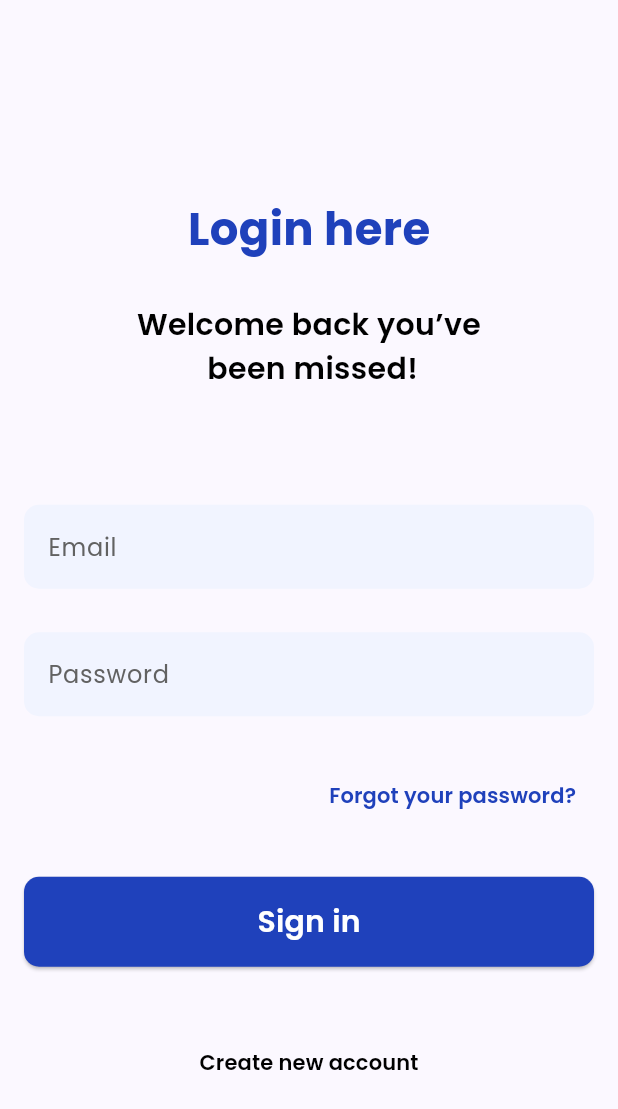
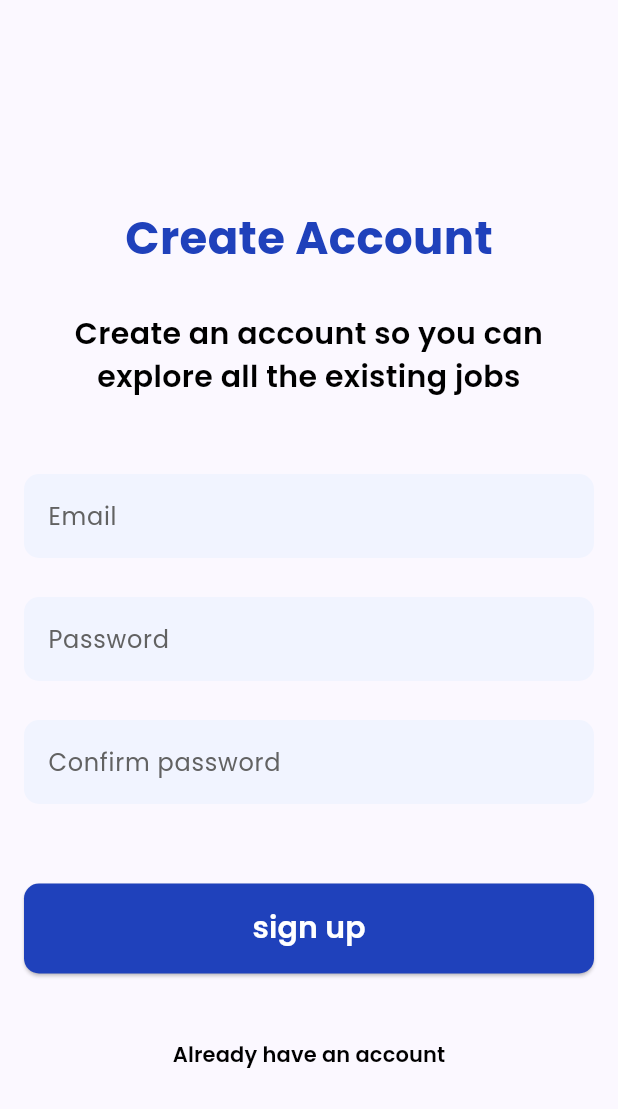
Before and after one commit to Elshan2022/Flutter-Bloc-Example, a Flutter app: the screen it shows after launch, after a tap on "Create new account", on a phone screen of 412 x 824 dp. Shown: the top 1109 px of the screen. Run offline on Flutter 3.47's test engine with Material 3 defaults, Android fonts, the phone set to English and light mode, and no system bars; our stand-ins replace firebase_auth, firebase_core, flutter_bloc, freezed_annotation; accounts and stored records are empty.

Commit message:
Login and Sign up screens with firebase service

```diff
--- /dev/null
+++ b/lib/common/custom_header.dart
@@ -0,0 +1,44 @@
+import 'package:flutter/material.dart';
+import 'package:flutter_bloc_example/constants/colors.dart';
+import 'package:flutter_bloc_example/constants/text_styles.dart';
+
+class CustomHeader extends StatelessWidget {
+  const CustomHeader({super.key, required this.title, required this.subtitle});
+
+  final String title;
+  final String subtitle;
+
+  @override
+  Widget build(BuildContext context) {
+    return SizedBox(
+      child: Column(
+        children: [
+          _title(),
+          const SizedBox(height: 26),
+          _subtitle(),
+        ],
+      ),
+    );
+  }
+
+  SizedBox _subtitle() {
+    return SizedBox(
+      height: 60,
+      child: Text(
+        subtitle,
+        textAlign: TextAlign.center,
+        style: TextStyles.sameBold(fontSize: 20),
+      ),
+    );
+  }
+
+  SizedBox _title() {
+    return SizedBox(
+      height: 45,
+      child: Text(
+        title,
+        style: TextStyles.bold(color: AppColors.primaryDark, fontSize: 30),
+      ),
+    );
+  }
+}
--- a/lib/common/custom_textField.dart
+++ b/lib/common/custom_textField.dart
@@ -1,3 +1,5 @@
+// ignore_for_file: file_names
+
 import 'package:flutter/material.dart';
 import 'package:flutter_bloc_example/constants/colors.dart';
 import 'package:flutter_bloc_example/constants/text_styles.dart';
@@ -7,9 +9,11 @@ class CustomTextField extends StatelessWidget {
     super.key,
     required this.hintText,
     this.isObscure = false,
+    this.onChanged,
   });
   final String hintText;
   final bool isObscure;
+  final Function(String)? onChanged;
 
   @override
   Widget build(BuildContext context) {
@@ -33,6 +37,7 @@ class CustomTextField extends StatelessWidget {
             borderRadius: BorderRadius.circular(10),
           ),
         ),
+        onChanged: onChanged,
       ),
     );
   }
--- /dev/null
+++ b/lib/common/helper_functions.dart
@@ -0,0 +1,20 @@
+import 'package:flutter/material.dart';
+import 'package:flutter_bloc_example/constants/colors.dart';
+import 'package:flutter_bloc_example/constants/text_styles.dart';
+
+class HelperFunctions {
+  static showCustomSnackBar(
+      BuildContext context, String? content, Color backgroundColor,
+      [int duration = 3]) {
+    ScaffoldMessenger.of(context).showSnackBar(
+      SnackBar(
+        duration: Duration(seconds: duration),
+        backgroundColor: backgroundColor,
+        content: Text(
+          content ?? "",
+          style: TextStyles.sameBold(fontSize: 16, color: AppColors.white),
+        ),
+      ),
+    );
+  }
+}
--- /dev/null
+++ b/lib/constants/app_regX.dart
@@ -0,0 +1,6 @@
+// ignore_for_file: file_names
+
+class AppRegX {
+  final emailRegX = RegExp(r'^[\w-\.]+@([\w-]+\.)+[\w-]{2,4}$');
+  final passwordRegX = RegExp(r'^(?=.*[A-Z])(?=.*\d).{8,}$');
+}
--- a/lib/main.dart
+++ b/lib/main.dart
@@ -1,10 +1,17 @@
+import 'package:firebase_core/firebase_core.dart';
 import 'package:flutter/material.dart';
 import 'package:flutter/services.dart';
-import 'package:flutter_bloc_example/screens/login_screen/login.dart';
+import 'package:flutter_bloc/flutter_bloc.dart';
+import 'package:flutter_bloc_example/navigation/navigator_manager.dart';
+import 'package:flutter_bloc_example/navigation/routes_name.dart';
+import 'package:flutter_bloc_example/screens/login_screen/bloc/sign_in_bloc.dart';
+import 'package:flutter_bloc_example/screens/register_screen/bloc/signup_bloc.dart';
 import 'package:flutter_bloc_example/theme/theme.dart';
 
-void main() {
+void main() async {
   _statusBarStyle();
+  WidgetsFlutterBinding.ensureInitialized();
+  await Firebase.initializeApp();
   runApp(const MyApp());
 }
 
@@ -13,10 +20,18 @@ class MyApp extends StatelessWidget {
 
   @override
   Widget build(BuildContext context) {
-    return MaterialApp(
-      theme: AppTheme.appTheme,
-      debugShowCheckedModeBanner: false,
-      home: const LoginPage(),
+    return MultiBlocProvider(
+      providers: [
+        BlocProvider(create: (context) => SignUpBloc()),
+        BlocProvider(create: (context) => SignInBloc()),
+      ],
+      child: MaterialApp(
+        theme: AppTheme.appTheme,
+        debugShowCheckedModeBanner: false,
+        initialRoute: RoutesName.login,
+        routes: NavigatorManager().navigators,
+        /* home: const RegisterScreen(), */
+      ),
     );
   }
 }
--- /dev/null
+++ b/lib/navigation/navigator_manager.dart
@@ -0,0 +1,14 @@
+import 'package:flutter_bloc_example/navigation/routes_name.dart';
+import 'package:flutter_bloc_example/screens/home_screen/home.dart';
+import 'package:flutter_bloc_example/screens/login_screen/login.dart';
+import 'package:flutter_bloc_example/screens/register_screen/register.dart';
+
+class NavigatorManager {
+  RoutesName routesName = RoutesName();
+
+  final navigators = {
+    "/login": (context) => const LoginScreen(),
+    "/signUp": (context) => const RegisterScreen(),
+    "/home": (context) => const HomeScreen(),
+  };
+}
--- /dev/null
+++ b/lib/navigation/routes_name.dart
@@ -0,0 +1,5 @@
+class RoutesName {
+  static const login = "/login";
+  static const signUp = "/signUp";
+  static const home = "/home";
+}
--- /dev/null
+++ b/lib/screens/login_screen/bloc/sign_in_bloc.dart
@@ -0,0 +1,30 @@
+import 'package:flutter_bloc/flutter_bloc.dart';
+import 'package:flutter_bloc_example/constants/app_regX.dart';
+import 'package:flutter_bloc_example/screens/login_screen/bloc/sign_in_event.dart';
+import 'package:flutter_bloc_example/screens/login_screen/bloc/sign_in_state.dart';
+
+class SignInBloc extends Bloc<SignInEvent, SignInState> {
+  SignInBloc() : super(const SignInState()) {
+    on<EmailEvent>(_emailEvent);
+
+    on<PasswordEvent>(_passwordEvent);
+  }
+
+  final AppRegX _appRegX = AppRegX();
+
+  _emailEvent(EmailEvent event, Emitter<SignInState> emit) {
+    if (_appRegX.emailRegX.hasMatch(event.email!)) {
+      emit(state.copyWith(email: event.email));
+    } else {
+      emit(state.copyWith(email: null));
+    }
+  }
+
+  _passwordEvent(PasswordEvent event, Emitter<SignInState> emit) {
+    if (_appRegX.passwordRegX.hasMatch(event.password!)) {
+      emit(state.copyWith(password: event.password));
+    } else {
+      emit(state.copyWith(password: null));
+    }
+  }
+}
--- /dev/null
+++ b/lib/screens/login_screen/bloc/sign_in_event.dart
@@ -0,0 +1,12 @@
+// ignore_for_file: public_member_api_docs, sort_constructors_first
+sealed class SignInEvent {}
+
+class EmailEvent extends SignInEvent {
+  String? email;
+  EmailEvent({this.email});
+}
+
+class PasswordEvent extends SignInEvent {
+  String? password;
+  PasswordEvent({this.password});
+}
--- /dev/null
+++ b/lib/screens/login_screen/bloc/sign_in_state.dart
@@ -0,0 +1,14 @@
+import 'package:freezed_annotation/freezed_annotation.dart';
+part 'sign_in_state.g.dart';
+part 'sign_in_state.freezed.dart';
+
+@freezed
+class SignInState with _$SignInState {
+  const factory SignInState({
+    String? email,
+    String? password,
+  }) = _SignInState;
+
+  factory SignInState.fromJson(Map<String, dynamic> json) =>
+      _$SignInStateFromJson(json);
+}
--- a/lib/screens/login_screen/login.dart
+++ b/lib/screens/login_screen/login.dart
@@ -1,17 +1,33 @@
-import 'package:flutter/cupertino.dart';
+// ignore_for_file: use_build_context_synchronously
+
 import 'package:flutter/material.dart';
-import 'package:flutter/widgets.dart';
+import 'package:flutter_bloc/flutter_bloc.dart';
 import 'package:flutter_bloc_example/common/custom_button.dart';
+import 'package:flutter_bloc_example/common/custom_header.dart';
 import 'package:flutter_bloc_example/common/custom_textField.dart';
+import 'package:flutter_bloc_example/common/helper_functions.dart';
 import 'package:flutter_bloc_example/constants/colors.dart';
 import 'package:flutter_bloc_example/constants/text_styles.dart';
+import 'package:flutter_bloc_example/navigation/routes_name.dart';
+import 'package:flutter_bloc_example/screens/login_screen/bloc/sign_in_bloc.dart';
+import 'package:flutter_bloc_example/screens/login_screen/bloc/sign_in_event.dart';
+import 'package:flutter_bloc_example/screens/login_screen/bloc/sign_in_state.dart';
+import 'package:flutter_bloc_example/service/auth_service.dart';
 
-class LoginPage extends StatelessWidget {
-  const LoginPage({super.key});
+class LoginScreen extends StatefulWidget {
+  const LoginScreen({super.key});
+
+  @override
+  State<LoginScreen> createState() => _LoginScreenState();
+}
+
+class _LoginScreenState extends State<LoginScreen> {
+  final IFirebaseAuthService _service = FirebaseAuthService();
+  bool _isLoading = false;
 
   @override
   Widget build(BuildContext context) {
-    final _bottomPadding = MediaQuery.of(context).viewInsets.bottom;
+    final bottomPadding = MediaQuery.of(context).viewInsets.bottom;
 
     return Scaffold(
       body: Container(
@@ -19,27 +35,78 @@ class LoginPage extends StatelessWidget {
         child: Center(
           child: SingleChildScrollView(
             child: Padding(
-              padding: EdgeInsets.only(bottom: _bottomPadding),
-              child: Column(
+              padding: EdgeInsets.only(bottom: bottomPadding),
+              child: BlocBuilder<SignInBloc, SignInState>(
+                builder: (context, state) {
+                  return Column(
                     crossAxisAlignment: CrossAxisAlignment.center,
                     children: [
-                  _title(),
-                  const SizedBox(height: 26),
-                  _subtitle(),
+                      const CustomHeader(
+                        subtitle: "Welcome back you’ve\n been missed!",
+                        title: "Login here",
+                      ),
                       const SizedBox(height: 74),
-                  const CustomTextField(hintText: "Email"),
+                      CustomTextField(
+                        hintText: "Email",
+                        onChanged: (email) {
+                          context
+                              .read<SignInBloc>()
+                              .add(EmailEvent(email: email));
+                        },
+                      ),
                       const SizedBox(height: 29),
-                  const CustomTextField(hintText: "Password", isObscure: true),
+                      CustomTextField(
+                        hintText: "Password",
+                        isObscure: true,
+                        onChanged: (password) {
+                          context
+                              .read<SignInBloc>()
+                              .add(PasswordEvent(password: password));
+                        },
+                      ),
                       const SizedBox(height: 29),
                       _forgotPasswordField(),
                       const SizedBox(height: 30),
                       CustomButton(
-                    buttonName: "Sign in",
-                    onPressed: () {},
+                        buttonName: _isLoading ? "Loading..." : "Sign in",
+                        onPressed: () async {
+                          if (state.email != null && state.password != null) {
+                            setState(() {
+                              _isLoading = true;
+                            });
+                            try {
+                              await _service.signIn(
+                                state.email,
+                                state.password,
+                              );
+                              Navigator.of(context).pushNamedAndRemoveUntil(
+                                RoutesName.home,
+                                (route) => false,
+                              );
+                            } catch (e) {
+                              HelperFunctions.showCustomSnackBar(
+                                context,
+                                e.toString(),
+                                Colors.red,
+                              );
+                            }
+                            setState(() {
+                              _isLoading = false;
+                            });
+                          } else {
+                            HelperFunctions.showCustomSnackBar(
+                              context,
+                              "Please enter email and password correctly",
+                              Colors.red,
+                            );
+                          }
+                        },
                       ),
                       const SizedBox(height: 40),
-                  _createNewAccount(),
+                      _createNewAccount(context),
                     ],
+                  );
+                },
               ),
             ),
           ),
@@ -48,10 +115,12 @@ class LoginPage extends StatelessWidget {
     );
   }
 
-  SizedBox _createNewAccount() {
+  SizedBox _createNewAccount(BuildContext context) {
     return SizedBox(
       child: TextButton(
-        onPressed: () {},
+        onPressed: () {
+          Navigator.of(context).pushNamed(RoutesName.signUp);
+        },
         child: Text(
           "Create new account",
           style: TextStyles.sameBold(
@@ -77,25 +146,4 @@ class LoginPage extends StatelessWidget {
       ),
     );
   }
-
-  SizedBox _subtitle() {
-    return SizedBox(
-      height: 60,
-      child: Text(
-        "Welcome back you’ve\n been missed!",
-        textAlign: TextAlign.center,
-        style: TextStyles.sameBold(fontSize: 20),
-      ),
-    );
 }
-
-  SizedBox _title() {
-    return SizedBox(
-      height: 45,
-      child: Text(
-        "Login here",
-        style: TextStyles.bold(color: AppColors.primaryDark, fontSize: 30),
-      ),
-    );
-  }
-}
--- /dev/null
+++ b/lib/screens/register_screen/bloc/signup_bloc.dart
@@ -0,0 +1,19 @@
+import 'package:flutter_bloc/flutter_bloc.dart';
+import 'package:flutter_bloc_example/screens/register_screen/bloc/signUp_event.dart';
+import 'package:flutter_bloc_example/screens/register_screen/model/signUp_model.dart';
+
+class SignUpBloc extends Bloc<SignUpEvent, SignUpModel> {
+  SignUpBloc() : super(const SignUpModel()) {
+    on<EmailEvent>((event, emit) {
+      emit(state.copyWith(email: event.email));
+    });
+
+    on<PasswordEvent>((event, emit) {
+      emit(state.copyWith(password: event.password));
+    });
+
+    on<ConfirmPasswordEvent>((event, emit) {
+      emit(state.copyWith(confirmPassword: event.confirmPassword));
+    });
+  }
+}
--- /dev/null
+++ b/lib/screens/register_screen/bloc/signup_event.dart
@@ -0,0 +1,18 @@
+// ignore_for_file: file_names
+
+sealed class SignUpEvent {}
+
+class EmailEvent extends SignUpEvent {
+  final String email;
+  EmailEvent({required this.email});
+}
+
+class PasswordEvent extends SignUpEvent {
+  final String password;
+  PasswordEvent({required this.password});
+}
+
+class ConfirmPasswordEvent extends SignUpEvent {
+  final String confirmPassword;
+  ConfirmPasswordEvent({required this.confirmPassword});
+}
--- /dev/null
+++ b/lib/screens/register_screen/model/signUp_model.dart
@@ -0,0 +1,17 @@
+// ignore_for_file: file_names
+
+import 'package:freezed_annotation/freezed_annotation.dart';
+part 'signUp_model.freezed.dart';
+part 'signUp_model.g.dart';
+
+@freezed
+class SignUpModel with _$SignUpModel {
+  const factory SignUpModel({
+     String? email,
+     String? password,
+     String? confirmPassword,
+  }) = _SignUpModel;
+
+  factory SignUpModel.fromJson(Map<String, dynamic> json) =>
+      _$SignUpModelFromJson(json);
+}
--- /dev/null
+++ b/lib/screens/register_screen/register.dart
@@ -0,0 +1,142 @@
+// ignore_for_file: use_build_context_synchronously
+
+import 'package:flutter/material.dart';
+import 'package:flutter_bloc/flutter_bloc.dart';
+import 'package:flutter_bloc_example/common/custom_button.dart';
+import 'package:flutter_bloc_example/common/custom_header.dart';
+import 'package:flutter_bloc_example/common/custom_textField.dart';
+import 'package:flutter_bloc_example/common/helper_functions.dart';
+import 'package:flutter_bloc_example/constants/app_regX.dart';
+import 'package:flutter_bloc_example/constants/text_styles.dart';
+import 'package:flutter_bloc_example/navigation/routes_name.dart';
+import 'package:flutter_bloc_example/screens/register_screen/bloc/signUp_event.dart';
+import 'package:flutter_bloc_example/screens/register_screen/bloc/signup_bloc.dart';
+import 'package:flutter_bloc_example/screens/register_screen/model/signUp_model.dart';
+import 'package:flutter_bloc_example/service/auth_service.dart';
+
+class RegisterScreen extends StatefulWidget {
+  const RegisterScreen({super.key});
+
+  @override
+  State<RegisterScreen> createState() => _RegisterScreenState();
+}
+
+class _RegisterScreenState extends State<RegisterScreen> {
+  final IFirebaseAuthService _service = FirebaseAuthService();
+  final AppRegX _appRegX = AppRegX();
+  bool isLoading = false;
+
+  @override
+  Widget build(BuildContext context) {
+    return Scaffold(
+      body: Center(
+        child: Container(
+          margin: const EdgeInsets.only(top: 40, left: 16, right: 16),
+          child: SingleChildScrollView(
+            child: BlocBuilder<SignUpBloc, SignUpModel>(
+              builder: (context, state) {
+                return Column(
+                  children: [
+                    const CustomHeader(
+                      title: "Create Account",
+                      subtitle:
+                          "Create an account so you can explore all the existing jobs",
+                    ),
+                    const SizedBox(height: 48),
+                    CustomTextField(
+                      hintText: "Email",
+                      onChanged: (email) {
+                        context
+                            .read<SignUpBloc>()
+                            .add(EmailEvent(email: email));
+                      },
+                    ),
+                    const SizedBox(height: 26),
+                    CustomTextField(
+                      hintText: "Password",
+                      isObscure: true,
+                      onChanged: (password) {
+                        context
+                            .read<SignUpBloc>()
+                            .add(PasswordEvent(password: password));
+                      },
+                    ),
+                    const SizedBox(height: 26),
+                    CustomTextField(
+                      hintText: "Confirm password",
+                      isObscure: true,
+                      onChanged: (confirmPassword) {
+                        context.read<SignUpBloc>().add(
+                              ConfirmPasswordEvent(
+                                  confirmPassword: confirmPassword),
+                            );
+                      },
+                    ),
+                    const SizedBox(height: 53),
+                    CustomButton(
+                        buttonName: isLoading ? "Loading..." : "sign up",
+                        onPressed: () async {
+                          final isValidEmail =
+                              _appRegX.emailRegX.hasMatch(state.email!);
+                          final isValidPassword =
+                              _appRegX.passwordRegX.hasMatch(state.password!);
+                          final isEqual =
+                              state.password == state.confirmPassword;
+
+                          if (isValidEmail && isValidPassword && isEqual) {
+                            try {
+                              setState(() {
+                                isLoading = true;
+                              });
+                              await _service.signUp(
+                                SignUpModel(
+                                  email: state.email,
+                                  password: state.password,
+                                  confirmPassword: state.confirmPassword,
+                                ),
+                              );
+                              setState(() {
+                                isLoading = false;
+                              });
+                              HelperFunctions.showCustomSnackBar(
+                                context,
+                                "You logged successfully",
+                                Colors.green,
+                                2,
+                              );
+                              Navigator.of(context).pushNamed(RoutesName.login);
+                            } catch (e) {
+                              HelperFunctions.showCustomSnackBar(
+                                context,
+                                e.toString(),
+                                Colors.red,
+                              );
+                            }
+                          } else {
+                            HelperFunctions.showCustomSnackBar(
+                              context,
+                              "Please check your email and password",
+                              Colors.red,
+                            );
+                          }
+                        }),
+                    const SizedBox(height: 30),
+                    TextButton(
+                      onPressed: () {
+                        Navigator.of(context).pushNamed(RoutesName.login);
+                      },
+                      child: Text(
+                        "Already have an account",
+                        style: TextStyles.sameBold(fontSize: 14),
+                      ),
+                    ),
+                  ],
+                );
+              },
+            ),
+          ),
+        ),
+      ),
+    );
+  }
+}
```
Also changed, not shown: lib/screens/home_screen/home.dart (added, +16 -0 lines), lib/service/auth_service.dart (added, +36 -0 lines), lib/screens/login_screen/bloc/sign_in_state.freezed.dart (added), lib/screens/login_screen/bloc/sign_in_state.g.dart (added), lib/screens/register_screen/bloc/signup_state.dart (added), lib/screens/register_screen/model/signUp_model.freezed.dart (added), lib/screens/register_screen/model/signUp_model.g.dart (added). Lines whose indentation alone changed are shown as unchanged.
